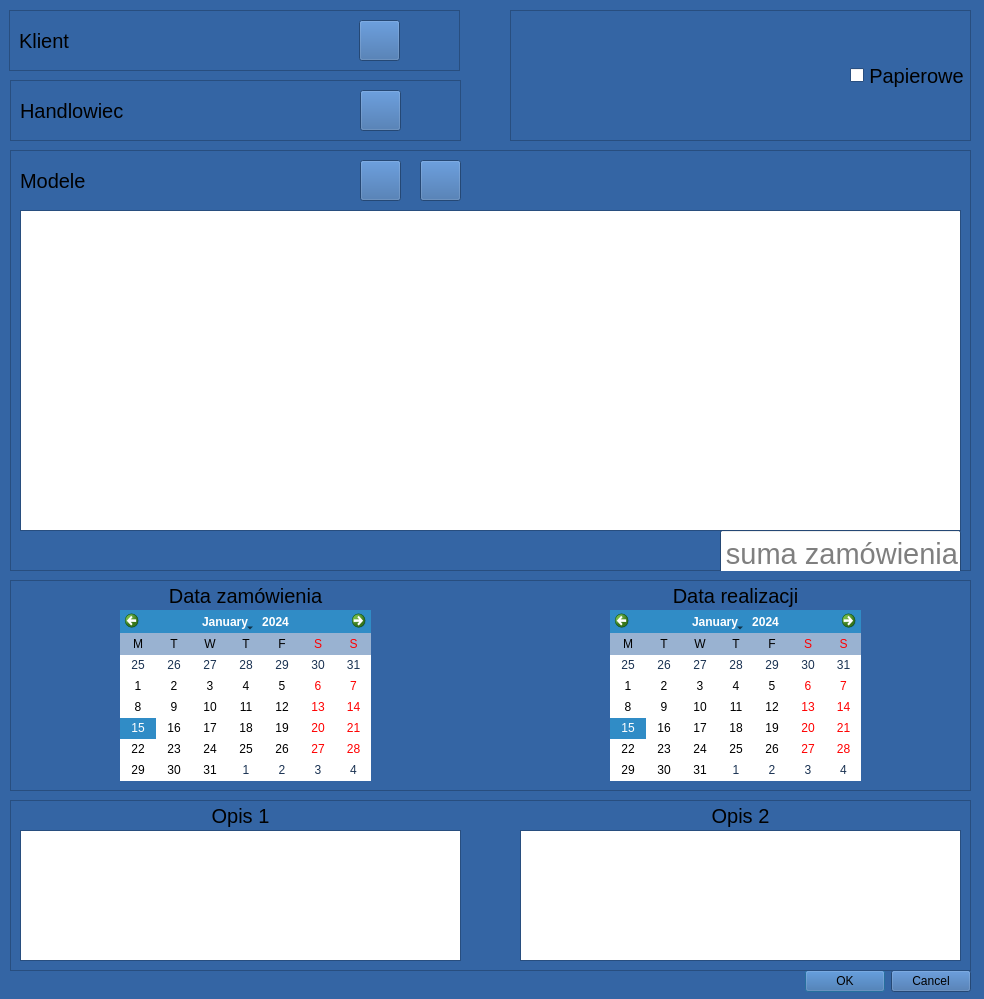
Above: noweZamowienieDialog.ui from militia11/shoes before the change. Below: the same form after it.
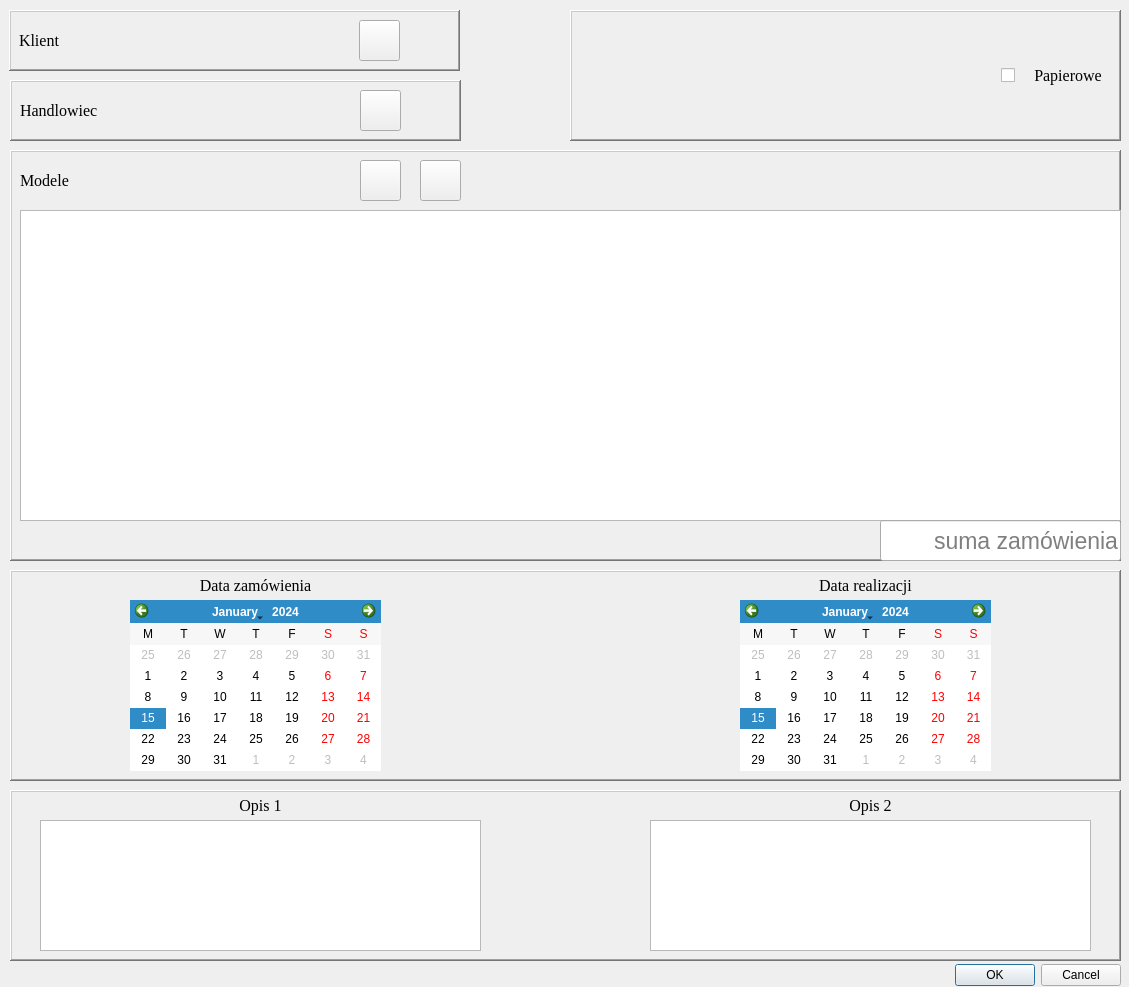
That is the form after the change. Icons and pictures are not drawn.

Diff of the .ui file:
```diff
--- a/noweZamowienieDialog.ui
+++ b/noweZamowienieDialog.ui
@@ -6,435 +6,20 @@
    <rect>
     <x>0</x>
     <y>0</y>
-    <width>984</width>
-    <height>999</height>
+    <width>1129</width>
+    <height>987</height>
    </rect>
   </property>
-  <property name="palette">
-   <palette>
-    <active>
-     <colorrole role="WindowText">
-      <brush brushstyle="SolidPattern">
-       <color alpha="255">
-        <red>0</red>
-        <green>0</green>
-        <blue>0</blue>
-       </color>
-      </brush>
-     </colorrole>
-     <colorrole role="Button">
-      <brush brushstyle="SolidPattern">
-       <color alpha="255">
-        <red>52</red>
-        <green>101</green>
-        <blue>164</blue>
-       </color>
-      </brush>
-     </colorrole>
-     <colorrole role="Light">
-      <brush brushstyle="SolidPattern">
-       <color alpha="255">
-        <red>78</red>
-        <green>152</green>
-        <blue>246</blue>
-       </color>
-      </brush>
-     </colorrole>
-     <colorrole role="Midlight">
-      <brush brushstyle="SolidPattern">
-       <color alpha="255">
-        <red>65</red>
-        <green>126</green>
-        <blue>205</blue>
-       </color>
-      </brush>
-     </colorrole>
-     <colorrole role="Dark">
-      <brush brushstyle="SolidPattern">
-       <color alpha="255">
-        <red>26</red>
-        <green>50</green>
-        <blue>82</blue>
-       </color>
-      </brush>
-     </colorrole>
-     <colorrole role="Mid">
-      <brush brushstyle="SolidPattern">
-       <color alpha="255">
-        <red>34</red>
-        <green>67</green>
-        <blue>109</blue>
-       </color>
-      </brush>
-     </colorrole>
-     <colorrole role="Text">
-      <brush brushstyle="SolidPattern">
-       <color alpha="255">
-        <red>0</red>
-        <green>0</green>
-        <blue>0</blue>
-       </color>
-      </brush>
-     </colorrole>
-     <colorrole role="BrightText">
-      <brush brushstyle="SolidPattern">
-       <color alpha="255">
-        <red>255</red>
-        <green>255</green>
-        <blue>255</blue>
-       </color>
-      </brush>
-     </colorrole>
-     <colorrole role="ButtonText">
-      <brush brushstyle="SolidPattern">
-       <color alpha="255">
-        <red>0</red>
-        <green>0</green>
-        <blue>0</blue>
-       </color>
-      </brush>
-     </colorrole>
-     <colorrole role="Base">
-      <brush brushstyle="SolidPattern">
-       <color alpha="255">
-        <red>255</red>
-        <green>255</green>
-        <blue>255</blue>
-       </color>
-      </brush>
-     </colorrole>
-     <colorrole role="Window">
-      <brush brushstyle="SolidPattern">
-       <color alpha="255">
-        <red>52</red>
-        <green>101</green>
-        <blue>164</blue>
-       </color>
-      </brush>
-     </colorrole>
-     <colorrole role="Shadow">
-      <brush brushstyle="SolidPattern">
-       <color alpha="255">
-        <red>0</red>
-        <green>0</green>
-        <blue>0</blue>
-       </color>
-      </brush>
-     </colorrole>
-     <colorrole role="AlternateBase">
-      <brush brushstyle="SolidPattern">
-       <color alpha="255">
-        <red>153</red>
-        <green>178</green>
-        <blue>209</blue>
-       </color>
-      </brush>
-     </colorrole>
-     <colorrole role="ToolTipBase">
-      <brush brushstyle="SolidPattern">
-       <color alpha="255">
-        <red>255</red>
-        <green>255</green>
-        <blue>220</blue>
-       </color>
-      </brush>
-     </colorrole>
-     <colorrole role="ToolTipText">
-      <brush brushstyle="SolidPattern">
-       <color alpha="255">
-        <red>0</red>
-        <green>0</green>
-        <blue>0</blue>
-       </color>
-      </brush>
-     </colorrole>
-    </active>
-    <inactive>
-     <colorrole role="WindowText">
-      <brush brushstyle="SolidPattern">
-       <color alpha="255">
-        <red>0</red>
-        <green>0</green>
-        <blue>0</blue>
-       </color>
-      </brush>
-     </colorrole>
-     <colorrole role="Button">
-      <brush brushstyle="SolidPattern">
-       <color alpha="255">
-        <red>52</red>
-        <green>101</green>
-        <blue>164</blue>
-       </color>
-      </brush>
-     </colorrole>
-     <colorrole role="Light">
-      <brush brushstyle="SolidPattern">
-       <color alpha="255">
-        <red>78</red>
-        <green>152</green>
-        <blue>246</blue>
-       </color>
-      </brush>
-     </colorrole>
-     <colorrole role="Midlight">
-      <brush brushstyle="SolidPattern">
-       <color alpha="255">
-        <red>65</red>
-        <green>126</green>
-        <blue>205</blue>
-       </color>
-      </brush>
-     </colorrole>
-     <colorrole role="Dark">
-      <brush brushstyle="SolidPattern">
-       <color alpha="255">
-        <red>26</red>
-        <green>50</green>
-        <blue>82</blue>
-       </color>
-      </brush>
-     </colorrole>
-     <colorrole role="Mid">
-      <brush brushstyle="SolidPattern">
-       <color alpha="255">
-        <red>34</red>
-        <green>67</green>
-        <blue>109</blue>
-       </color>
-      </brush>
-     </colorrole>
-     <colorrole role="Text">
-      <brush brushstyle="SolidPattern">
-       <color alpha="255">
-        <red>0</red>
-        <green>0</green>
-        <blue>0</blue>
-       </color>
-      </brush>
-     </colorrole>
-     <colorrole role="BrightText">
-      <brush brushstyle="SolidPattern">
-       <color alpha="255">
-        <red>255</red>
-        <green>255</green>
-        <blue>255</blue>
-       </color>
-      </brush>
-     </colorrole>
-     <colorrole role="ButtonText">
-      <brush brushstyle="SolidPattern">
-       <color alpha="255">
-        <red>0</red>
-        <green>0</green>
-        <blue>0</blue>
-       </color>
-      </brush>
-     </colorrole>
-     <colorrole role="Base">
-      <brush brushstyle="SolidPattern">
-       <color alpha="255">
-        <red>255</red>
-        <green>255</green>
-        <blue>255</blue>
-       </color>
-      </brush>
-     </colorrole>
-     <colorrole role="Window">
-      <brush brushstyle="SolidPattern">
-       <color alpha="255">
-        <red>52</red>
-        <green>101</green>
-        <blue>164</blue>
-       </color>
-      </brush>
-     </colorrole>
-     <colorrole role="Shadow">
-      <brush brushstyle="SolidPattern">
-       <color alpha="255">
-        <red>0</red>
-        <green>0</green>
-        <blue>0</blue>
-       </color>
-      </brush>
-     </colorrole>
-     <colorrole role="AlternateBase">
-      <brush brushstyle="SolidPattern">
-       <color alpha="255">
-        <red>153</red>
-        <green>178</green>
-        <blue>209</blue>
-       </color>
-      </brush>
-     </colorrole>
-     <colorrole role="ToolTipBase">
-      <brush brushstyle="SolidPattern">
-       <color alpha="255">
-        <red>255</red>
-        <green>255</green>
-        <blue>220</blue>
-       </color>
-      </brush>
-     </colorrole>
-     <colorrole role="ToolTipText">
-      <brush brushstyle="SolidPattern">
-       <color alpha="255">
-        <red>0</red>
-        <green>0</green>
-        <blue>0</blue>
-       </color>
-      </brush>
-     </colorrole>
-    </inactive>
-    <disabled>
-     <colorrole role="WindowText">
-      <brush brushstyle="SolidPattern">
-       <color alpha="255">
-        <red>26</red>
-        <green>50</green>
-        <blue>82</blue>
-       </color>
-      </brush>
-     </colorrole>
-     <colorrole role="Button">
-      <brush brushstyle="SolidPattern">
-       <color alpha="255">
-        <red>52</red>
-        <green>101</green>
-        <blue>164</blue>
-       </color>
-      </brush>
-     </colorrole>
-     <colorrole role="Light">
-      <brush brushstyle="SolidPattern">
-       <color alpha="255">
-        <red>78</red>
-        <green>152</green>
-        <blue>246</blue>
-       </color>
-      </brush>
-     </colorrole>
-     <colorrole role="Midlight">
-      <brush brushstyle="SolidPattern">
-       <color alpha="255">
-        <red>65</red>
-        <green>126</green>
-        <blue>205</blue>
-       </color>
-      </brush>
-     </colorrole>
-     <colorrole role="Dark">
-      <brush brushstyle="SolidPattern">
-       <color alpha="255">
-        <red>26</red>
-        <green>50</green>
-        <blue>82</blue>
-       </color>
-      </brush>
-     </colorrole>
-     <colorrole role="Mid">
-      <brush brushstyle="SolidPattern">
-       <color alpha="255">
-        <red>34</red>
-        <green>67</green>
-        <blue>109</blue>
-       </color>
-      </brush>
-     </colorrole>
-     <colorrole role="Text">
-      <brush brushstyle="SolidPattern">
-       <color alpha="255">
-        <red>26</red>
-        <green>50</green>
-        <blue>82</blue>
-       </color>
-      </brush>
-     </colorrole>
-     <colorrole role="BrightText">
-      <brush brushstyle="SolidPattern">
-       <color alpha="255">
-        <red>255</red>
-        <green>255</green>
-        <blue>255</blue>
-       </color>
-      </brush>
-     </colorrole>
-     <colorrole role="ButtonText">
-      <brush brushstyle="SolidPattern">
-       <color alpha="255">
-        <red>26</red>
-        <green>50</green>
-        <blue>82</blue>
-       </color>
-      </brush>
-     </colorrole>
-     <colorrole role="Base">
-      <brush brushstyle="SolidPattern">
-       <color alpha="255">
-        <red>52</red>
-        <green>101</green>
-        <blue>164</blue>
-       </color>
-      </brush>
-     </colorrole>
-     <colorrole role="Window">
-      <brush brushstyle="SolidPattern">
-       <color alpha="255">
-        <red>52</red>
-        <green>101</green>
-        <blue>164</blue>
-       </color>
-      </brush>
-     </colorrole>
-     <colorrole role="Shadow">
-      <brush brushstyle="SolidPattern">
-       <color alpha="255">
-        <red>0</red>
-        <green>0</green>
-        <blue>0</blue>
-       </color>
-      </brush>
-     </colorrole>
-     <colorrole role="AlternateBase">
-      <brush brushstyle="SolidPattern">
-       <color alpha="255">
-        <red>52</red>
-        <green>101</green>
-        <blue>164</blue>
-       </color>
-      </brush>
-     </colorrole>
-     <colorrole role="ToolTipBase">
-      <brush brushstyle="SolidPattern">
-       <color alpha="255">
-        <red>255</red>
-        <green>255</green>
-        <blue>220</blue>
-       </color>
-      </brush>
-     </colorrole>
-     <colorrole role="ToolTipText">
-      <brush brushstyle="SolidPattern">
-       <color alpha="255">
-        <red>0</red>
-        <green>0</green>
-        <blue>0</blue>
-       </color>
-      </brush>
-     </colorrole>
-    </disabled>
-   </palette>
-  </property>
   <property name="windowTitle">
    <string>Formularz dodania zamówienia</string>
   </property>
   <widget class="QDialogButtonBox" name="buttonBox">
    <property name="geometry">
     <rect>
-     <x>620</x>
-     <y>961</y>
+     <x>770</x>
+     <y>960</y>
      <width>351</width>
-     <height>41</height>
+     <height>31</height>
     </rect>
    </property>
    <property name="orientation">
@@ -449,12 +34,12 @@
     <rect>
      <x>10</x>
      <y>150</y>
-     <width>961</width>
-     <height>421</height>
+     <width>1111</width>
+     <height>411</height>
     </rect>
    </property>
    <property name="frameShape">
-    <enum>QFrame::StyledPanel</enum>
+    <enum>QFrame::WinPanel</enum>
    </property>
    <property name="frameShadow">
     <enum>QFrame::Raised</enum>
@@ -501,8 +86,8 @@
      <rect>
       <x>10</x>
       <y>60</y>
-      <width>941</width>
-      <height>321</height>
+      <width>1101</width>
+      <height>311</height>
      </rect>
     </property>
     <property name="editTriggers">
@@ -529,9 +114,13 @@
     </property>
     <property name="font">
      <font>
-      <pointsize>15</pointsize>
+      <family>Times New Roman</family>
+      <pointsize>12</pointsize>
      </font>
     </property>
+    <property name="frameShadow">
+     <enum>QFrame::Raised</enum>
+    </property>
     <property name="text">
      <string>Modele</string>
     </property>
@@ -539,10 +128,10 @@
    <widget class="QLineEdit" name="lcdNumber">
     <property name="geometry">
      <rect>
-      <x>710</x>
-      <y>380</y>
+      <x>870</x>
+      <y>370</y>
       <width>241</width>
-      <height>47</height>
+      <height>41</height>
      </rect>
     </property>
     <property name="sizePolicy">
@@ -554,12 +143,12 @@
     <property name="minimumSize">
      <size>
       <width>0</width>
-      <height>47</height>
+      <height>22</height>
      </size>
     </property>
     <property name="font">
      <font>
-      <pointsize>22</pointsize>
+      <pointsize>17</pointsize>
      </font>
     </property>
     <property name="alignment">
@@ -622,12 +211,20 @@
      <height>61</height>
     </rect>
    </property>
+   <property name="font">
+    <font>
+     <pointsize>5</pointsize>
+    </font>
+   </property>
    <property name="frameShape">
-    <enum>QFrame::StyledPanel</enum>
+    <enum>QFrame::WinPanel</enum>
    </property>
    <property name="frameShadow">
     <enum>QFrame::Raised</enum>
    </property>
+   <property name="lineWidth">
+    <number>1</number>
+   </property>
    <widget class="QLabel" name="labelHandlowiec">
     <property name="geometry">
      <rect>
@@ -645,9 +242,18 @@
     </property>
     <property name="font">
      <font>
-      <pointsize>15</pointsize>
+      <family>Times New Roman</family>
+      <pointsize>12</pointsize>
+      <weight>75</weight>
+      <bold>true</bold>
      </font>
     </property>
+    <property name="styleSheet">
+     <string>background: transparent;  color:  #40ff00</string>
+    </property>
+    <property name="frameShadow">
+     <enum>QFrame::Raised</enum>
+    </property>
     <property name="text">
      <string/>
     </property>
@@ -706,9 +312,13 @@
     </property>
     <property name="font">
      <font>
-      <pointsize>15</pointsize>
+      <family>Times New Roman</family>
+      <pointsize>12</pointsize>
      </font>
     </property>
+    <property name="frameShadow">
+     <enum>QFrame::Raised</enum>
+    </property>
     <property name="text">
      <string>Handlowiec</string>
     </property>
@@ -724,7 +334,7 @@
     </rect>
    </property>
    <property name="frameShape">
-    <enum>QFrame::StyledPanel</enum>
+    <enum>QFrame::WinPanel</enum>
    </property>
    <property name="frameShadow">
     <enum>QFrame::Raised</enum>
@@ -746,9 +356,18 @@
     </property>
     <property name="font">
      <font>
-      <pointsize>15</pointsize>
+      <family>Times New Roman</family>
+      <pointsize>12</pointsize>
+      <weight>75</weight>
+      <bold>true</bold>
      </font>
     </property>
+    <property name="styleSheet">
+     <string>background: transparent;  color:  #40ff00</string>
+    </property>
+    <property name="frameShadow">
+     <enum>QFrame::Raised</enum>
+    </property>
     <property name="text">
      <string/>
     </property>
@@ -807,9 +426,13 @@
     </property>
     <property name="font">
      <font>
-      <pointsize>15</pointsize>
+      <family>Times New Roman</family>
+      <pointsize>12</pointsize>
      </font>
     </property>
+    <property name="frameShadow">
+     <enum>QFrame::Raised</enum>
+    </property>
     <property name="text">
      <string>Klient</string>
     </property>
@@ -819,13 +442,13 @@
    <property name="geometry">
     <rect>
      <x>10</x>
-     <y>580</y>
-     <width>961</width>
+     <y>570</y>
+     <width>1111</width>
      <height>211</height>
     </rect>
    </property>
    <property name="frameShape">
-    <enum>QFrame::StyledPanel</enum>
+    <enum>QFrame::WinPanel</enum>
    </property>
    <property name="frameShadow">
     <enum>QFrame::Raised</enum>
@@ -833,7 +456,7 @@
    <widget class="QLabel" name="label_3">
     <property name="geometry">
      <rect>
-      <x>110</x>
+      <x>120</x>
       <y>0</y>
       <width>251</width>
       <height>31</height>
@@ -841,9 +464,13 @@
     </property>
     <property name="font">
      <font>
-      <pointsize>15</pointsize>
+      <family>Times New Roman</family>
+      <pointsize>12</pointsize>
      </font>
     </property>
+    <property name="frameShadow">
+     <enum>QFrame::Raised</enum>
+    </property>
     <property name="text">
      <string>Data zamówienia</string>
     </property>
@@ -854,7 +481,7 @@
    <widget class="QLabel" name="label_4">
     <property name="geometry">
      <rect>
-      <x>600</x>
+      <x>730</x>
       <y>0</y>
       <width>251</width>
       <height>31</height>
@@ -862,9 +489,13 @@
     </property>
     <property name="font">
      <font>
-      <pointsize>15</pointsize>
+      <family>Times New Roman</family>
+      <pointsize>12</pointsize>
      </font>
     </property>
+    <property name="frameShadow">
+     <enum>QFrame::Raised</enum>
+    </property>
     <property name="text">
      <string>Data realizacji</string>
     </property>
@@ -875,7 +506,7 @@
    <widget class="QCalendarWidget" name="calendarWidget">
     <property name="geometry">
      <rect>
-      <x>110</x>
+      <x>120</x>
       <y>30</y>
       <width>251</width>
       <height>171</height>
@@ -897,7 +528,7 @@
    <widget class="QCalendarWidget" name="calendarWidgetRealizacja">
     <property name="geometry">
      <rect>
-      <x>600</x>
+      <x>730</x>
       <y>30</y>
       <width>251</width>
       <height>171</height>
@@ -932,13 +563,13 @@
    <property name="geometry">
     <rect>
      <x>10</x>
-     <y>800</y>
-     <width>961</width>
+     <y>790</y>
+     <width>1111</width>
      <height>171</height>
     </rect>
    </property>
    <property name="frameShape">
-    <enum>QFrame::StyledPanel</enum>
+    <enum>QFrame::WinPanel</enum>
    </property>
    <property name="frameShadow">
     <enum>QFrame::Raised</enum>
@@ -946,7 +577,7 @@
    <widget class="QLabel" name="label_6">
     <property name="geometry">
      <rect>
-      <x>10</x>
+      <x>30</x>
       <y>0</y>
       <width>441</width>
       <height>31</height>
@@ -954,9 +585,13 @@
     </property>
     <property name="font">
      <font>
-      <pointsize>15</pointsize>
+      <family>Times New Roman</family>
+      <pointsize>12</pointsize>
      </font>
     </property>
+    <property name="frameShadow">
+     <enum>QFrame::Raised</enum>
+    </property>
     <property name="text">
      <string>Opis 1</string>
     </property>
@@ -967,7 +602,7 @@
    <widget class="QLabel" name="label_7">
     <property name="geometry">
      <rect>
-      <x>510</x>
+      <x>640</x>
       <y>0</y>
       <width>441</width>
       <height>31</height>
@@ -975,9 +610,13 @@
     </property>
     <property name="font">
      <font>
-      <pointsize>15</pointsize>
+      <family>Times New Roman</family>
+      <pointsize>12</pointsize>
      </font>
     </property>
+    <property name="frameShadow">
+     <enum>QFrame::Raised</enum>
+    </property>
     <property name="text">
      <string>Opis 2</string>
     </property>
@@ -988,7 +627,7 @@
    <widget class="QPlainTextEdit" name="plainTextEditU1">
     <property name="geometry">
      <rect>
-      <x>10</x>
+      <x>30</x>
       <y>30</y>
       <width>441</width>
       <height>131</height>
@@ -1007,7 +646,7 @@
    <widget class="QPlainTextEdit" name="plainTextEditU2">
     <property name="geometry">
      <rect>
-      <x>510</x>
+      <x>640</x>
       <y>30</y>
       <width>441</width>
       <height>131</height>
@@ -1027,14 +666,14 @@
   <widget class="QFrame" name="frame">
    <property name="geometry">
     <rect>
-     <x>510</x>
+     <x>570</x>
      <y>10</y>
-     <width>461</width>
+     <width>551</width>
      <height>131</height>
     </rect>
    </property>
    <property name="frameShape">
-    <enum>QFrame::StyledPanel</enum>
+    <enum>QFrame::WinPanel</enum>
    </property>
    <property name="frameShadow">
     <enum>QFrame::Raised</enum>
@@ -1044,13 +683,16 @@
      <rect>
       <x>0</x>
       <y>0</y>
-      <width>341</width>
+      <width>361</width>
       <height>131</height>
      </rect>
     </property>
     <property name="font">
      <font>
+      <family>Times New Roman</family>
       <pointsize>70</pointsize>
+      <weight>50</weight>
+      <bold>false</bold>
      </font>
     </property>
     <property name="autoFillBackground">
@@ -1075,13 +717,19 @@
    <widget class="QWidget" name="layoutWidget">
     <property name="geometry">
      <rect>
-      <x>340</x>
+      <x>390</x>
       <y>0</y>
-      <width>113</width>
+      <width>161</width>
       <height>131</height>
      </rect>
     </property>
     <layout class="QHBoxLayout" name="horizontalLayout_2">
+     <property name="spacing">
+      <number>0</number>
+     </property>
+     <property name="leftMargin">
+      <number>41</number>
+     </property>
      <item>
       <widget class="QCheckBox" name="checkBox">
        <property name="sizePolicy">
@@ -1104,7 +752,8 @@
       <widget class="QLabel" name="label_5">
        <property name="font">
         <font>
-         <pointsize>15</pointsize>
+         <family>Times New Roman</family>
+         <pointsize>12</pointsize>
         </font>
        </property>
        <property name="text">
```
Left out of the diff: 3 changed lines with no effect on the pictures.
